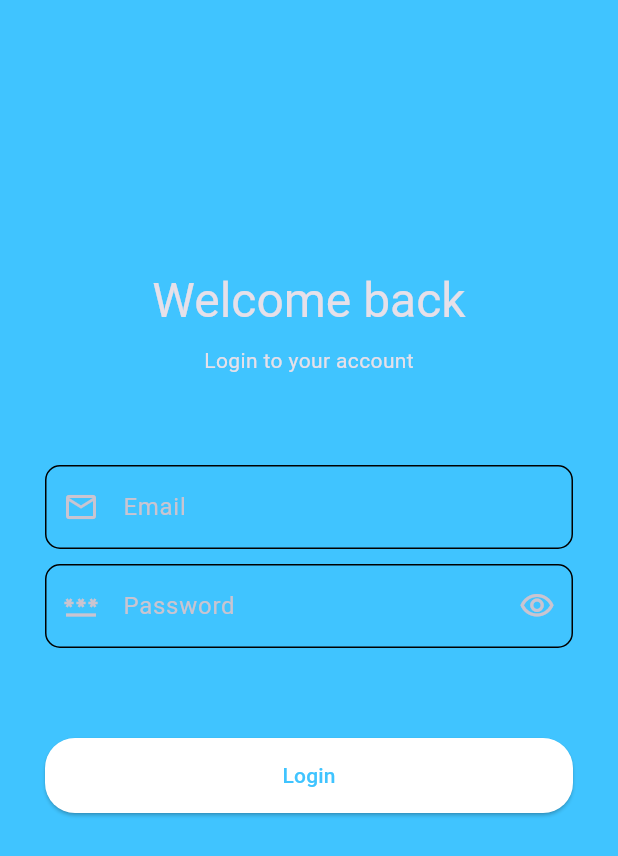
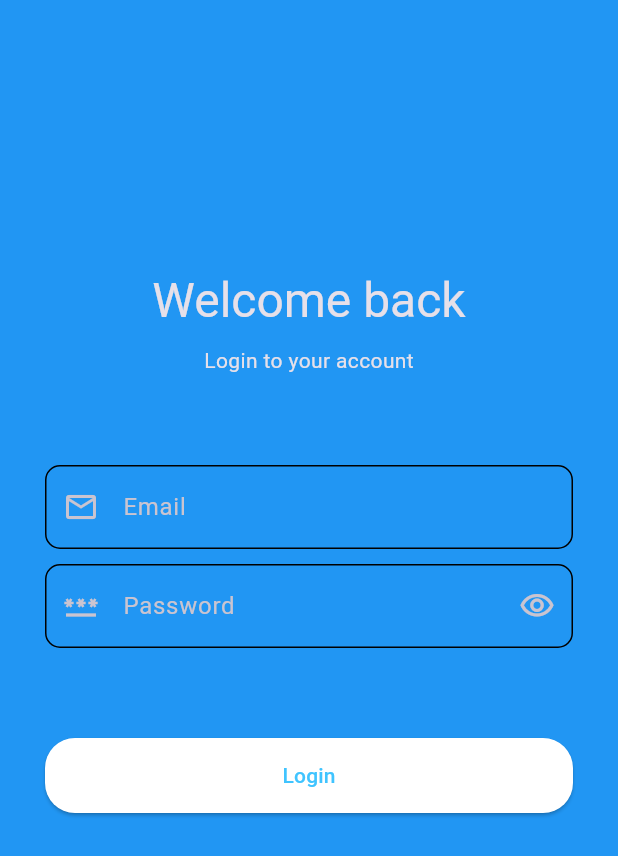
Before and after one commit to AmineElBeqqali/DocuMed_Flutter, a Flutter app: the screen it shows after launch, after a tap on "Get Started", on a phone screen of 412 x 824 dp. Shown: the top 856 px of the screen. Run offline on Flutter 3.47's test engine with Material 3 defaults, Android fonts, the phone set to English and light mode, and no system bars; our stand-ins replace cloud_firestore, file_picker, firebase_auth, firebase_core, firebase_storage, hive_flutter and 1 more; accounts and stored records are empty.

Commit message:
another commit

```diff
--- a/lib/Intro/Introduction.dart
+++ b/lib/Intro/Introduction.dart
@@ -1,6 +1,5 @@
 import 'package:flutter/material.dart';
 import 'package:documed/Login/SignIn.dart';
-
 
 class Intro extends StatelessWidget {
   const Intro({super.key});
@@ -27,9 +26,21 @@ class _IntroPage extends StatelessWidget {
     return Container(
       width: screenWidth,
       height: screenHeight,
-      decoration: BoxDecoration(color: Colors.lightBlueAccent),
       child: Stack(
         children: [
+          // Background image with opacity
+          Container(
+            decoration: BoxDecoration(
+              image: DecorationImage(
+                image: AssetImage('images/BG.png'), // Ensure this path is correct
+                fit: BoxFit.cover,
+                colorFilter: ColorFilter.mode(
+                  Colors.black.withOpacity(0.6), // Change the opacity here
+                  BlendMode.dstATop,
+                ),
+              ),
+            ),
+          ),
           Positioned(
             height: 300,
             right: 14,
--- a/lib/Login/SignIn.dart
+++ b/lib/Login/SignIn.dart
@@ -57,7 +57,7 @@ class _LoginState extends State<Login> {
   @override
   Widget build(BuildContext context) {
     return Scaffold(
-      backgroundColor: Colors.lightBlueAccent, // Changed background color
+      backgroundColor: Colors.blue, // Changed background color
       body: Form(
         key: _formKey,
         child: SingleChildScrollView(
--- a/pubspec.yaml
+++ b/pubspec.yaml
@@ -76,6 +76,7 @@ flutter:
     - images/UniChat.png
     - images/newspaper.png
     - images/pdf.png
+    - images/BG.png
 
 
   # An image asset can refer to one or more resolution-specific "variants", see
```
Also changed, not shown: images/BG.png (added).
